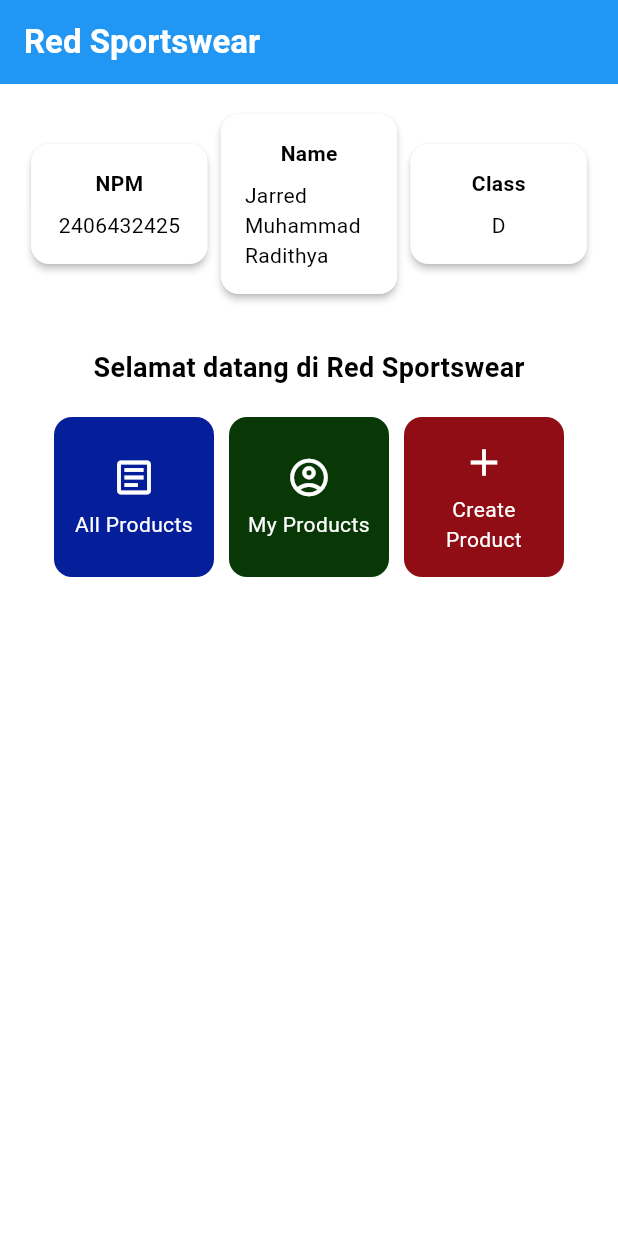
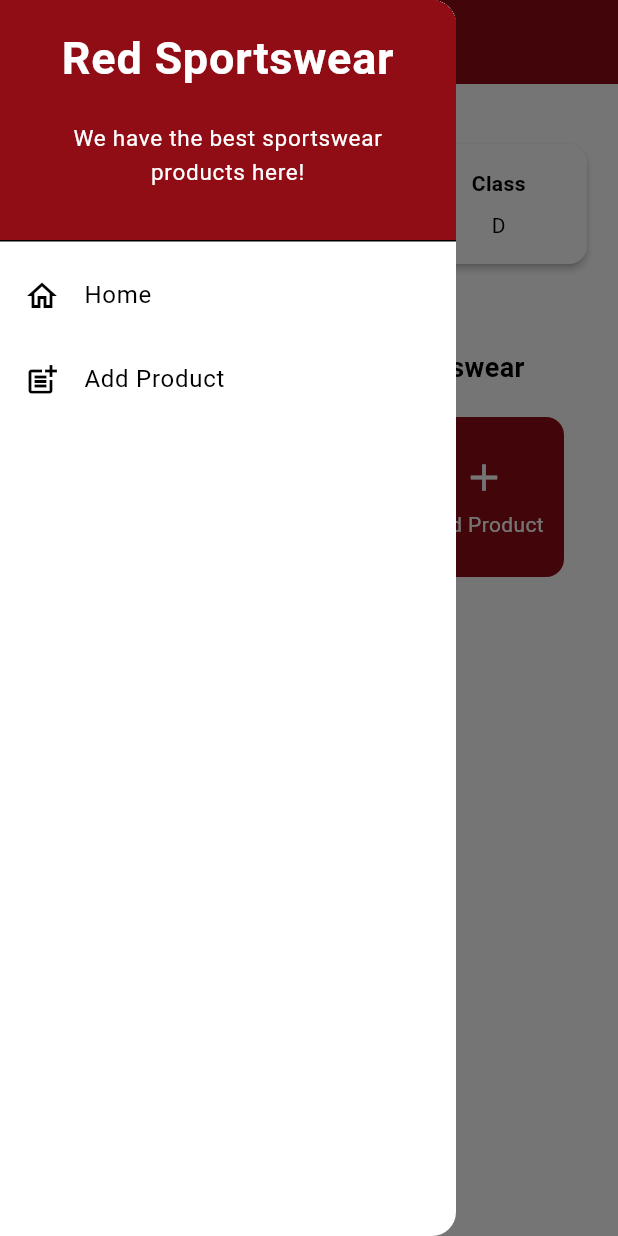
Before and after one commit to jarredddd/red-sportwear-mobile, a Flutter app: the screen it shows after launch, with the side drawer open (before the commit the screen has no drawer), on a phone screen of 412 x 824 dp. Run offline on Flutter 3.47's test engine with Material 3 defaults, Android fonts, the phone set to English and light mode, and no system bars; our stand-ins replace form_field_validator.

Commit message:
Tugas 8 done

```diff
--- a/lib/main.dart
+++ b/lib/main.dart
@@ -1,5 +1,5 @@
 import 'package:flutter/material.dart';
-import 'menu.dart';
+import 'screens/menu.dart';
 
 void main() {
   runApp(const MyApp());
@@ -12,7 +12,7 @@ class MyApp extends StatelessWidget {
   @override
   Widget build(BuildContext context) {
     return MaterialApp(
-      title: 'Flutter Demo',
+      title: 'Red Sportswear',
       theme: ThemeData(
         // This is the theme of your application.
         //
@@ -29,7 +29,18 @@ class MyApp extends StatelessWidget {
         //
         // This works for code too, not just values: Most code changes can be
         // tested with just a hot reload.
-        colorScheme: ColorScheme.fromSwatch(primarySwatch: Colors.blue).copyWith(secondary: Colors.blueAccent[400]),
+        colorScheme: ColorScheme.light(
+          primary: const Color(0xFF900D16),
+          secondary: const Color(0xFF900D16),
+          surface: Colors.white,
+          background: Colors.white,
+          error: Colors.red,
+          onPrimary: Colors.white,
+          onSecondary: Colors.white,
+          onSurface: Colors.black,
+          onBackground: Colors.black,
+          onError: Colors.white,
+        ),
 
       ),
       home: MyHomePage(),
--- a/lib/menu.dart
+++ b/lib/screens/menu.dart
@@ -1,4 +1,6 @@
 import 'package:flutter/material.dart';
+import 'package:red_sportswear/widgets/drawer.dart';
+import 'package:red_sportswear/widgets/product_card.dart';
 
 
 class MyHomePage extends StatelessWidget {
@@ -11,7 +13,7 @@ class MyHomePage extends StatelessWidget {
   final List<ItemHomepage> items = [
     ItemHomepage("All Products", Icons.article_outlined, Color(0xFF051E9A)),
     ItemHomepage("My Products", Icons.account_circle_outlined, Color(0xFF083806)),
-    ItemHomepage("Create Product", Icons.add, Color(0xFF900D16)),
+    ItemHomepage("Add Product", Icons.add, Color(0xFF900D16)),
   ];
 
   @override
@@ -29,7 +31,10 @@ class MyHomePage extends StatelessWidget {
         ),
         // Warna latar belakang AppBar diambil dari skema warna tema aplikasi.
         backgroundColor: Theme.of(context).colorScheme.primary,
+        iconTheme: const IconThemeData(
+          color: Colors.white),
       ),
+      drawer: LeftDrawer(),
       // Body halaman dengan padding di sekelilingnya.
       body: Padding(
         padding: const EdgeInsets.all(16.0),
@@ -133,56 +138,3 @@ class ItemHomepage {
 
   ItemHomepage(this.name, this.icon, this.color);
 }
-
-class ItemCard extends StatelessWidget {
-  // Menampilkan kartu dengan ikon dan nama.
-
-  final ItemHomepage item;
-
-  const ItemCard(this.item, {super.key});
-
-  @override
-  Widget build(BuildContext context) {
-    return Material(
-      // Menentukan warna latar belakang dari tema aplikasi.
-      color: item.color ?? Theme.of(context).colorScheme.secondary,
-      // Membuat sudut kartu melengkung.
-      borderRadius: BorderRadius.circular(12),
-
-      child: InkWell(
-        // Aksi ketika kartu ditekan.
-        onTap: () {
-          // Menampilkan pesan SnackBar saat kartu ditekan.
-          ScaffoldMessenger.of(context)
-            ..hideCurrentSnackBar()
-            ..showSnackBar(
-                SnackBar(content: Text("Kamu telah menekan tombol ${item.name}!"))
-            );
-        },
-        child: Container(
-          padding: const EdgeInsets.all(8),
-          child: Center(
-            child: Column(
-              // Menyusun ikon dan teks di tengah kartu.
-              mainAxisAlignment: MainAxisAlignment.center,
-              children: [
-                Icon(
-                  item.icon,
-                  color: Colors.white,
-                  size: 30.0,
-                ),
-                const Padding(padding: EdgeInsets.all(3)),
-                Text(
-                  item.name,
-                  textAlign: TextAlign.center,
-                  style: const TextStyle(color: Colors.white),
-                ),
-              ],
-            ),
-          ),
-        ),
-      ),
-    );
-  }
-
-}
--- /dev/null
+++ b/lib/widgets/drawer.dart
@@ -0,0 +1,69 @@
+import 'package:flutter/material.dart';
+import 'package:red_sportswear/screens/menu.dart';
+import 'package:red_sportswear/screens/add_product_form.dart';
+
+class LeftDrawer extends StatelessWidget {
+  const LeftDrawer({super.key});
+
+  @override
+  Widget build(BuildContext context) {
+    return Drawer(
+      child: ListView(
+        children: [
+          const DrawerHeader(
+            decoration: BoxDecoration(
+              color: Color(0xFF900D16),
+            ),
+            child: Column(
+              children: [
+                Text(
+                  'Red Sportswear',
+                  textAlign: TextAlign.center,
+                  style: TextStyle(
+                    fontSize: 30,
+                    fontWeight: FontWeight.bold,
+                    color: Colors.white,
+                  ),
+                ),
+                Padding(padding: EdgeInsets.all(10)),
+                Text("We have the best sportswear products here!",
+                    // Tambahkan gaya teks dengan center alignment, font ukuran 15, warna putih, dan weight biasa
+                    textAlign: TextAlign.center,
+                    style: TextStyle(
+                      fontSize: 15,
+                      color: Colors.white,
+                      fontWeight: FontWeight.normal,
+                    )
+                ),
+              ],
+            ),
+          ),
+          ListTile(
+            leading: const Icon(Icons.home_outlined),
+            title: const Text('Home'),
+            // Bagian redirection ke MyHomePage
+            onTap: () {
+              Navigator.pushReplacement(
+                  context,
+                  MaterialPageRoute(
+                    builder: (context) => MyHomePage(),
+                  ));
+            },
+          ),
+          ListTile(
+            leading: const Icon(Icons.post_add),
+            title: const Text('Add Product'),
+            // Bagian redirection ke NewsFormPage
+            onTap: () { // Routing ke NewsFormPage di sini, setelah halaman NewsFormPage sudah dibuat.
+              Navigator.pushReplacement(
+                  context,
+                  MaterialPageRoute(
+                    builder: (context) => NewsFormPage(),
+                  ));
+            },
+          ),
+        ],
+      ),
+    );
+  }
+}
--- /dev/null
+++ b/lib/widgets/product_card.dart
@@ -0,0 +1,67 @@
+import 'package:flutter/material.dart';
+import 'package:red_sportswear/screens/menu.dart';
+import 'package:red_sportswear/screens/add_product_form.dart';
+
+class ItemCard extends StatelessWidget {
+  // Menampilkan kartu dengan ikon dan nama.
+
+  final ItemHomepage item;
+
+  const ItemCard(this.item, {super.key});
+
+  @override
+  Widget build(BuildContext context) {
+    return Material(
+      // Menentukan warna latar belakang dari tema aplikasi.
+      color: item.color ?? Theme
+          .of(context)
+          .colorScheme
+          .secondary,
+      // Membuat sudut kartu melengkung.
+      borderRadius: BorderRadius.circular(12),
+
+      child: InkWell(
+        // Aksi ketika kartu ditekan.
+        onTap: () {
+          // Menampilkan pesan SnackBar saat kartu ditekan.
+          ScaffoldMessenger.of(context)
+            ..hideCurrentSnackBar()
+            ..showSnackBar(
+                SnackBar(
+                    content: Text("Kamu telah menekan tombol ${item.name}!"))
+            );
+          if (item.name == "Add Product") {
+            Navigator.push(
+              context,
+              MaterialPageRoute(
+                builder: (context) => NewsFormPage(),
+              ),
+            );
+          }
+        },
+        child: Container(
+          padding: const EdgeInsets.all(8),
+          child: Center(
+            child: Column(
+              // Menyusun ikon dan teks di tengah kartu.
+              mainAxisAlignment: MainAxisAlignment.center,
+              children: [
+                Icon(
+                  item.icon,
+                  color: Colors.white,
+                  size: 30.0,
+                ),
+                const Padding(padding: EdgeInsets.all(3)),
+                Text(
+                  item.name,
+                  textAlign: TextAlign.center,
+                  style: const TextStyle(color: Colors.white),
+                ),
+              ],
+            ),
+          ),
+        ),
+      ),
+    );
+  }
+}
--- a/pubspec.yaml
+++ b/pubspec.yaml
@@ -34,6 +34,7 @@ dependencies:
   # The following adds the Cupertino Icons font to your application.
   # Use with the CupertinoIcons class for iOS style icons.
   cupertino_icons: ^1.0.8
+  form_field_validator: ^1.1.0
 
 dev_dependencies:
   flutter_test:
```
Also changed, not shown: lib/screens/add_product_form.dart (added, +348 -0 lines), pubspec.lock, 1 other file.
